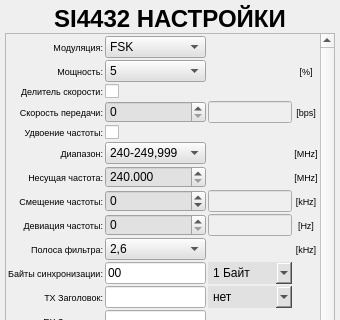
Before: the Qt Designer form ANDROID_FORMS/si4432_settings_form.ui in DavidSiegman/PLC_RF_Configurator, drawn with Qt 5; both pictures show x 0 to 340 and y 0 to 320 of the 340 by 560 pixel window.
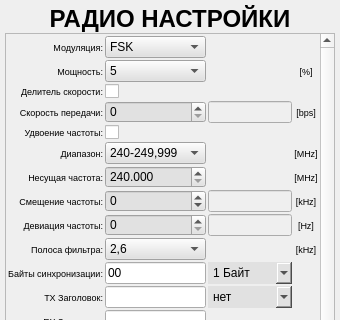
After: the same form once the commit is applied. Icons and pictures are not drawn.

What changed in the file:
```diff
--- a/ANDROID_FORMS/si4432_settings_form.ui
+++ b/ANDROID_FORMS/si4432_settings_form.ui
@@ -57,7 +57,7 @@
         </font>
        </property>
        <property name="text">
-        <string>SI4432 НАСТРОЙКИ</string>
+        <string>РАДИО НАСТРОЙКИ</string>
        </property>
        <property name="alignment">
         <set>Qt::AlignCenter</set>
```
Left out of the diff: 2 changed lines with no effect on the pictures.
